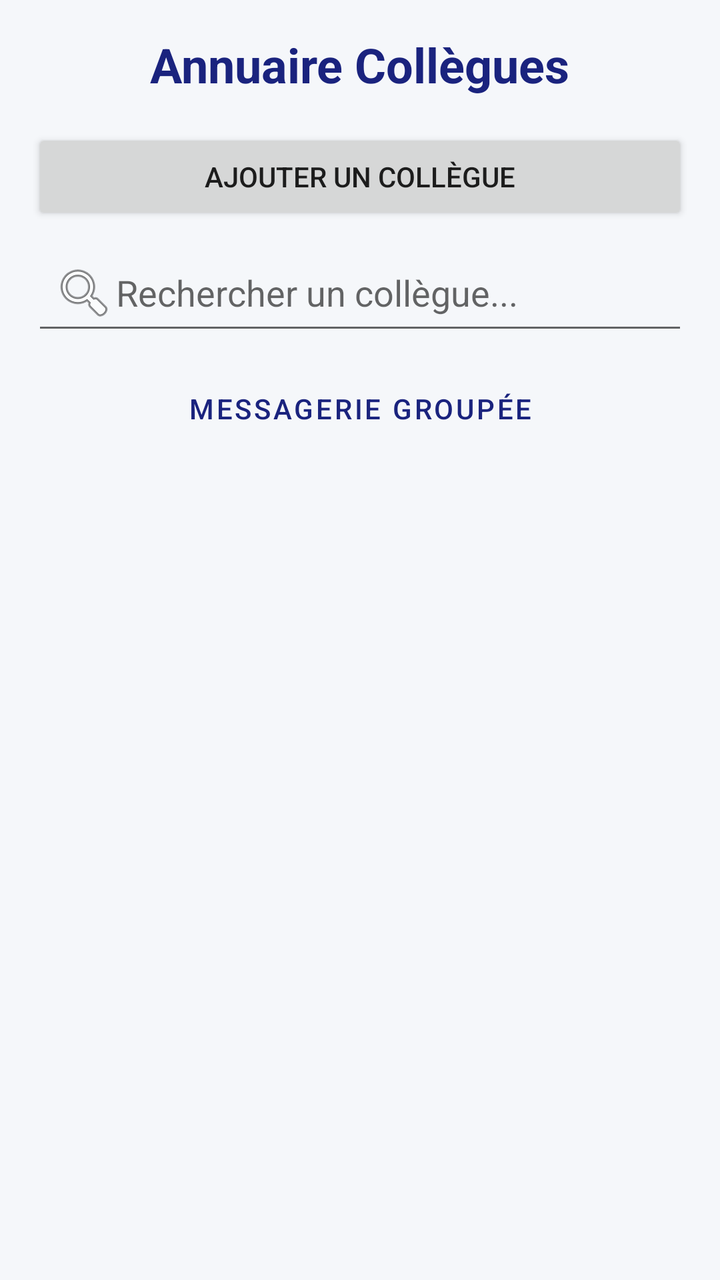
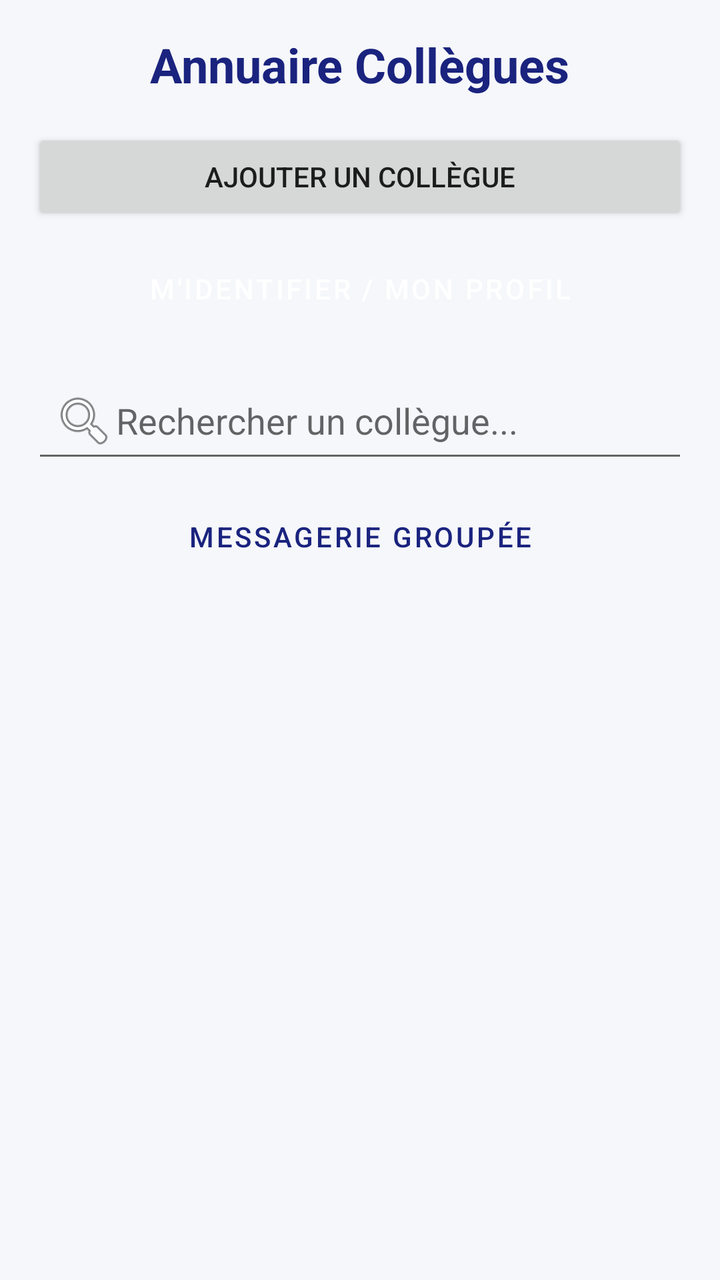

Compare the two renders of this Android layout. The source of the first and the diff that turns it into the second are given below.
<!-- AndroidManifest.xml: application theme Theme.ExpertSuivi -->
<!-- res/layout/activity_collegues.xml -->
<?xml version="1.0" encoding="utf-8"?>
<LinearLayout xmlns:android="http://schemas.android.com/apk/res/android"
    android:layout_width="match_parent"
    android:layout_height="match_parent"
    android:orientation="vertical"
    android:padding="16dp"
    android:background="@color/background_light"
    android:fitsSystemWindows="true">

    <TextView
        android:layout_width="wrap_content"
        android:layout_height="wrap_content"
        android:text="@string/title_collegues"
        android:textSize="24sp"
        android:textStyle="bold"
        android:textColor="@color/brand_primary"
        android:layout_gravity="center"
        android:layout_marginBottom="16dp"/>

    <Button
        android:id="@+id/btnAddCollegue"
        android:layout_width="match_parent"
        android:layout_height="wrap_content"
        android:text="@string/btn_add_collegue"
        android:layout_marginBottom="8dp"/>

    <EditText
        android:id="@+id/etSearchCollegue"
        android:layout_width="match_parent"
        android:layout_height="wrap_content"
        android:hint="Rechercher un collègue..."
        android:inputType="text"
        android:drawableStart="@android:drawable/ic_menu_search"
        android:layout_marginBottom="8dp"
        android:padding="10dp"/>

    <Button
        android:id="@+id/btnGoToMessaging"
        android:layout_width="match_parent"
        android:layout_height="wrap_content"
        android:text="Messagerie Groupée"
        style="@style/Widget.MaterialComponents.Button.OutlinedButton"
        android:layout_marginBottom="8dp"/>

    <Button
        android:id="@+id/btnAdminPanel"
        android:layout_width="match_parent"
        android:layout_height="wrap_content"
        android:text="PANNEAU MAÎTRE (SÉCURITÉ)"
        android:backgroundTint="#D32F2F"
        android:textColor="@color/white"
        android:visibility="gone"
        style="@style/Widget.MaterialComponents.Button"
        android:layout_marginBottom="16dp"/>

    <androidx.recyclerview.widget.RecyclerView
        android:id="@+id/rvCollegues"
        android:layout_width="match_parent"
        android:layout_height="match_parent"/>

</LinearLayout>
<!-- resources referenced by this layout -->
<resources>
  <color name="background_light">#F5F7FA</color>
  <color name="brand_primary">#1A237E</color>
  <color name="white">#FFFFFF</color>
  <string name="btn_add_collegue">Ajouter un collègue</string>
  <string name="title_collegues">Annuaire Collègues</string>
  <style name="Theme.ExpertSuivi" parent="Theme.MaterialComponents.DayNight.DarkActionBar">
          <item name="colorPrimary">@color/brand_primary</item>
          <item name="colorPrimaryVariant">@color/brand_secondary</item>
          <item name="colorOnPrimary">@color/white</item>
          <item name="colorSecondary">@color/brand_accent</item>
          <item name="android:statusBarColor">?attr/colorPrimaryVariant</item>
      </style>
  <color name="brand_secondary">#0D47A1</color>
  <color name="brand_accent">#FFAB40</color>
</resources>

<!-- the commit's change to res/layout/activity_collegues.xml (unified diff, before → after) -->
@@ -23,6 +23,16 @@
         android:layout_height="wrap_content"
         android:text="@string/btn_add_collegue"
         android:layout_marginBottom="8dp"/>
+
+    <Button
+        android:id="@+id/btnGoToMyProfile"
+        android:layout_width="match_parent"
+        android:layout_height="wrap_content"
+        android:text="M'IDENTIFIER / MON PROFIL"
+        android:backgroundTint="#4CAF50"
+        android:textColor="@color/white"
+        android:layout_marginBottom="16dp"
+        style="@style/Widget.MaterialComponents.Button"/>
 
     <EditText
         android:id="@+id/etSearchCollegue"
